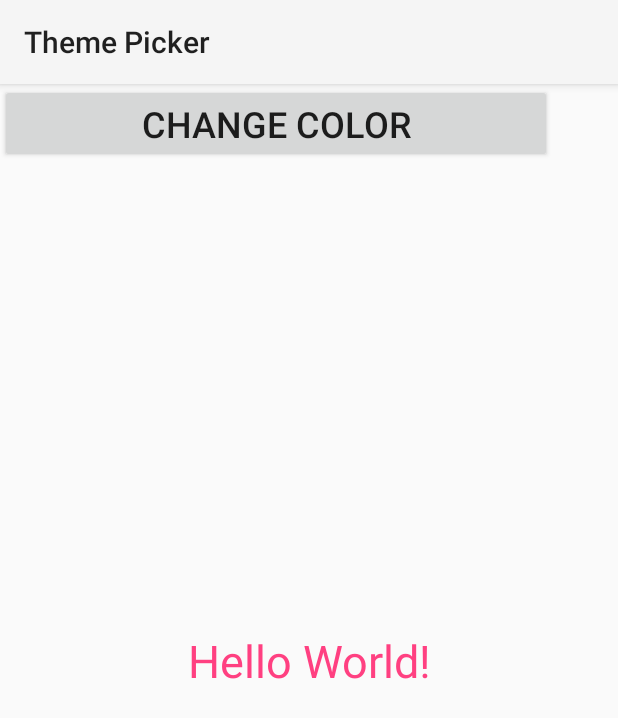
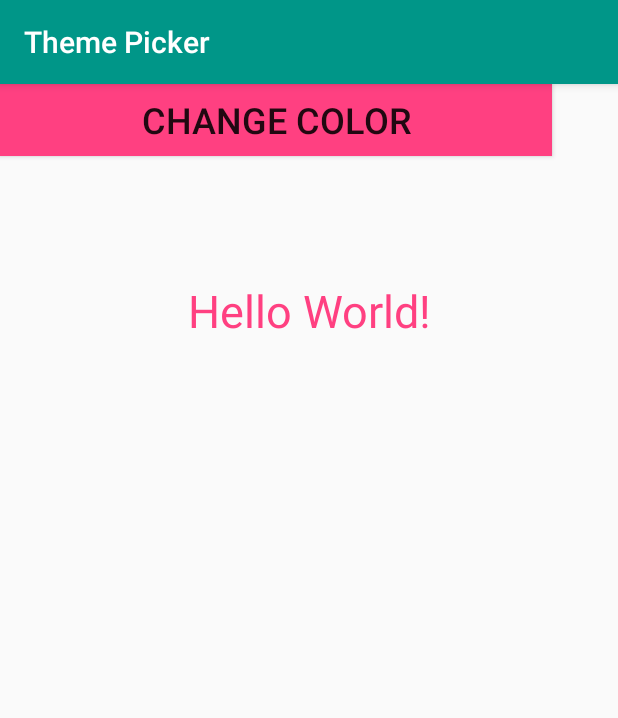
Before and after one commit to karenfreemansmith/ThemePicker, an Android app: the screen it shows after launch (MainActivity), on a phone screen of 412 x 824 dp. Shown: the top 718 px of the screen. Run offline under Robolectric (Android 15) with nearby library versions, the phone set to English and light mode, and no system bars.

Commit message:
random colors on button click - unexpected results

```diff
--- a/app/src/main/AndroidManifest.xml
+++ b/app/src/main/AndroidManifest.xml
@@ -8,7 +8,7 @@
         android:label="@string/app_name"
         android:roundIcon="@mipmap/ic_launcher_round"
         android:supportsRtl="true"
-        android:theme="@style/AppTheme1">
+        android:theme="@style/BlueGreyTheme">
         <activity android:name=".MainActivity">
             <intent-filter>
                 <action android:name="android.intent.action.MAIN"/>
--- a/app/src/main/res/layout/activity_main.xml
+++ b/app/src/main/res/layout/activity_main.xml
@@ -9,25 +9,29 @@
 
     <TextView
         android:id="@+id/greetingText"
-        android:layout_width="0dp"
+        android:layout_width="match_parent"
         android:layout_height="wrap_content"
         android:text="Hello World!"
         android:textAlignment="center"
         android:textColor="@color/colorAccent"
         android:textSize="30sp"
         app:layout_constraintBottom_toBottomOf="parent"
+        app:layout_constraintHorizontal_bias="0.0"
         app:layout_constraintLeft_toLeftOf="parent"
         app:layout_constraintRight_toRightOf="parent"
-        app:layout_constraintTop_toTopOf="parent"/>
+        app:layout_constraintTop_toTopOf="parent"
+        app:layout_constraintVertical_bias="0.18"/>
 
     <Button
         android:id="@+id/changeButton"
         android:layout_width="368dp"
         android:layout_height="wrap_content"
+        android:background="@color/colorAccent"
+        android:elevation="1dp"
         android:text="Change Color"
         android:textAlignment="center"
         android:textSize="24sp"
         tools:layout_editor_absoluteX="8dp"
-        tools:layout_editor_absoluteY="209dp"/>
+        tools:layout_editor_absoluteY="447dp"/>
 
 </android.support.constraint.ConstraintLayout>
```
Also changed, not shown: app/src/main/java/com/microacademylabs/themepicker/MainActivity.java (+66 -3 lines).
